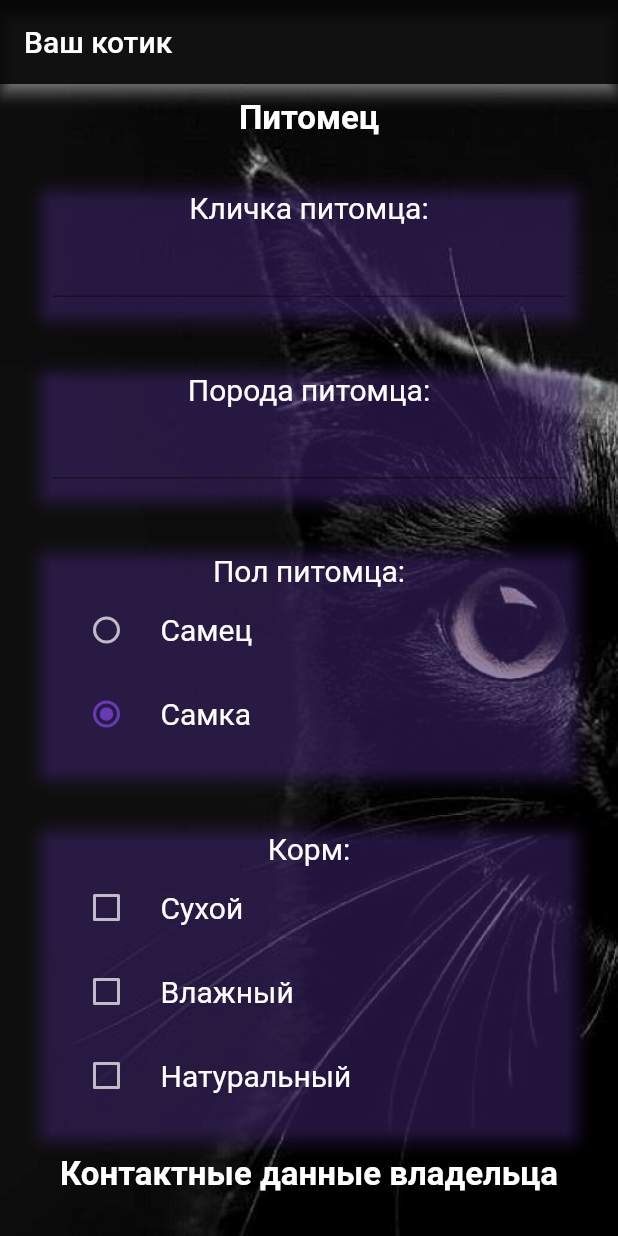
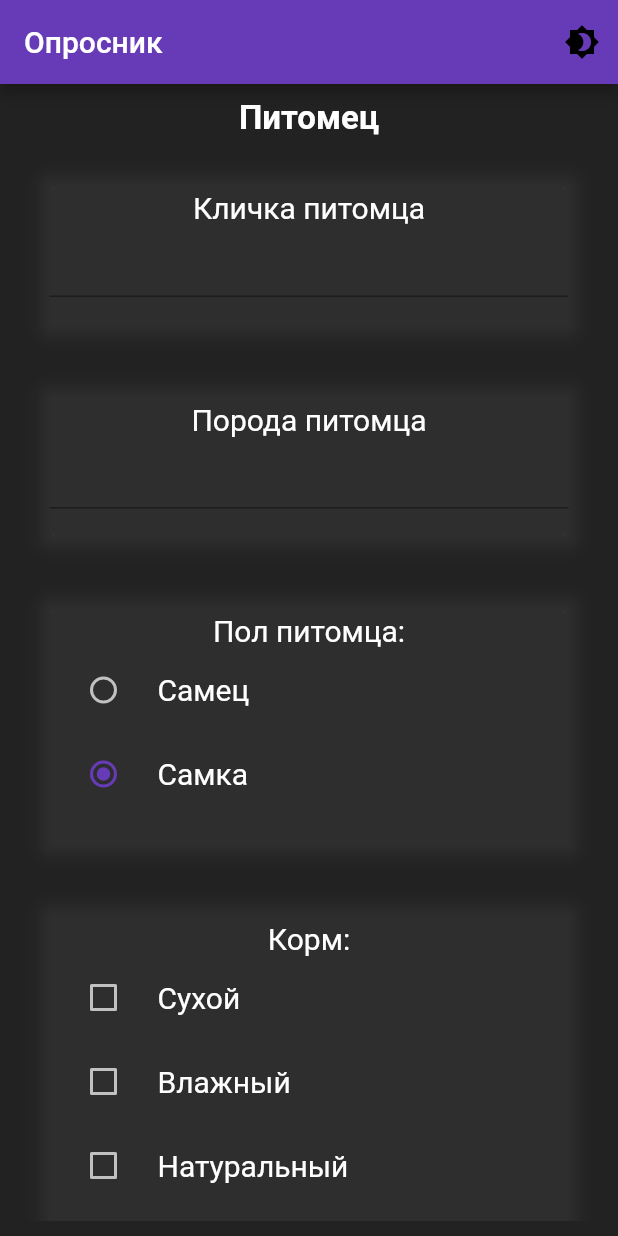
Before and after one commit to fioresat/kitten_form, a Flutter app: the screen it shows after launch, on a phone screen of 412 x 824 dp. Run offline on Flutter 3.47's test engine with Material 2 defaults, Android fonts, the phone set to English and light mode, and no system bars.

Commit message:
second commit

```diff
--- /dev/null
+++ b/lib/config.dart
@@ -0,0 +1,3 @@
+import 'custom_theme.dart';
+
+CustomTheme currentTheme = CustomTheme();
--- a/lib/custom_theme.dart
+++ b/lib/custom_theme.dart
@@ -1,28 +1,48 @@
 import 'package:flutter/material.dart';
 
-//import 'colors.dart';
+class CustomTheme with ChangeNotifier {
+  static bool _isDarkTheme = true;
 
-class CustomTheme {
+  ThemeMode get currentTheme => _isDarkTheme ? ThemeMode.dark : ThemeMode.light;
+
+  void toggleTheme() {
+    _isDarkTheme = !_isDarkTheme;
+    notifyListeners();
+  }
+
   static ThemeData get lightTheme {
     return ThemeData(
-        primaryColor: Colors.purple,
-        scaffoldBackgroundColor: Colors.white,
-        fontFamily: 'Montserrat',
-        buttonTheme: ButtonThemeData(
-          shape:
-              RoundedRectangleBorder(borderRadius: BorderRadius.circular(18.0)),
-          buttonColor: Colors.pink,
-        ));
+      primaryColor: Colors.deepPurple,
+      primarySwatch: Colors.deepPurple,
+      scaffoldBackgroundColor: Colors.white,
+      //fontFamily: 'Montserrat',
+      buttonTheme: ButtonThemeData(
+        shape:
+            RoundedRectangleBorder(borderRadius: BorderRadius.circular(18.0)),
+        buttonColor: Colors.pink,
+      ),
+      cardTheme: CardTheme(
+        margin: EdgeInsets.all(15),
+        elevation: 4,
+        color: Colors.transparent,
+        shadowColor: Colors.black12,
+        shape: RoundedRectangleBorder(
+          //side: BorderSide(color: Colors.deepPurple, width: 1),
+          borderRadius: BorderRadius.circular(10),
+        ),
+      ),
+    );
   }
 
   static ThemeData get darkTheme {
     return ThemeData(
+        scaffoldBackgroundColor: Colors.black87,
         colorScheme: ColorScheme.fromSwatch(
-                primarySwatch: Colors.purple, errorColor: Colors.white)
+                primarySwatch: Colors.deepPurple, errorColor: Colors.white)
             .copyWith(
-                secondary: const Color(0xFF673AB7),
-                primary: const Color(0xFF673AB7),
-                onPrimary: const Color(0xFFeeeeee),
+                //secondary: const Color(0xFF673AB7),
+                // primary: const Color(0xFFeeeeee),
+                // onPrimary: const Color(0xFFeeeeee),
                 brightness: Brightness.dark),
 
         // textTheme: ThemeData.dark().textTheme,
@@ -31,16 +51,16 @@ class CustomTheme {
           margin: EdgeInsets.all(15),
           elevation: 4,
           color: Colors.transparent,
-          shadowColor: Colors.deepPurple,
+          shadowColor: Colors.white10,
           shape: RoundedRectangleBorder(
             //side: BorderSide(color: Colors.deepPurple, width: 1),
             borderRadius: BorderRadius.circular(10),
           ),
         ),
-        buttonTheme: ButtonThemeData(
-          shape:
-              RoundedRectangleBorder(borderRadius: BorderRadius.circular(18.0)),
-          buttonColor: Colors.pink,
+        elevatedButtonTheme: ElevatedButtonThemeData(
+          style: TextButton.styleFrom(
+              shape: RoundedRectangleBorder(
+                  borderRadius: BorderRadius.circular(20))),
         ));
   }
 }
--- a/lib/main.dart
+++ b/lib/main.dart
@@ -1,25 +1,64 @@
 import 'package:flutter/material.dart';
-
 import 'custom_theme.dart';
-
 import 'cards.dart';
+import 'config.dart';
 
 class MyForm extends StatefulWidget {
   @override
   State<StatefulWidget> createState() => MyFormState();
 }
 
-void main() => runApp(MaterialApp(
+
+void main() {
+  runApp(MyApp());
+}
+
+class MyApp extends StatelessWidget {
+  @override
+  Widget build(BuildContext context) {
+    return MaterialApp(
         debugShowCheckedModeBanner: false,
-    theme: CustomTheme.darkTheme,
+        theme: CustomTheme.lightTheme,
+        darkTheme: CustomTheme.darkTheme,
+        themeMode: currentTheme.currentTheme,
         home: Scaffold(
             appBar: AppBar(
+              actions: [
+                IconButton(
+                    icon: const Icon(Icons.brightness_4),
+                    onPressed: () {
+                      currentTheme.toggleTheme();
+                    })
+              ],
               title: const Text(
-            'Ваш котик',
+                'Опросник',
                 style: TextStyle(color: Colors.white),
               ),
-          backgroundColor: Colors.black87,
-          elevation: 4,
-          shadowColor: Colors.white,
+              backgroundColor: const Color(0xFF673AB7),
             ),
-        body: MyForm())));
+            body: MyForm()));
+  }
+}
+
+
+// void main() => runApp(MaterialApp(
+//     debugShowCheckedModeBanner: false,
+//     theme: CustomTheme.lightTheme,
+//     darkTheme: CustomTheme.darkTheme,
+//     themeMode: currentTheme.currentTheme,
+//     home: Scaffold(
+//         appBar: AppBar(
+//           actions: [
+//             IconButton(
+//                 icon: const Icon(Icons.brightness_4),
+//                 onPressed: () {
+//                   currentTheme.toggleTheme();
+//                 })
+//           ],
+//           title: const Text(
+//             'Опросник',
+//             style: TextStyle(color: Colors.white),
+//           ),
+//           backgroundColor: const Color(0xFF673AB7),
+//         ),
+//         body: MyForm())));
```
Also changed, not shown: lib/cards.dart (+69 -106 lines). Lines whose indentation alone changed are shown as unchanged.
